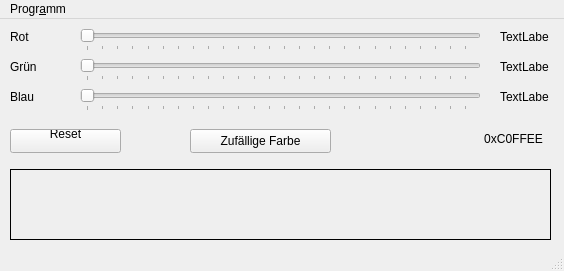
Before: the Qt Designer form mainwindow.ui in striezel/qt-exercises, drawn with Qt 5.
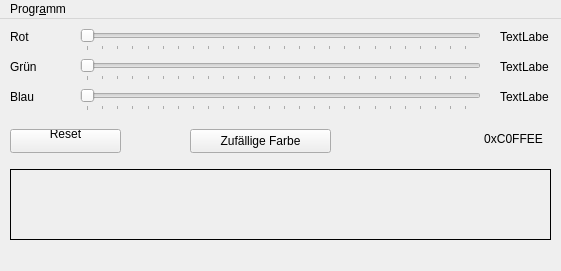
After: the same form once the commit is applied. Icons and pictures are not drawn.

Commit message: remove status bar and adjust window size

What changed in the file:
```diff
--- a/mainwindow.ui
+++ b/mainwindow.ui
@@ -6,7 +6,7 @@
    <rect>
     <x>0</x>
     <y>0</y>
-    <width>564</width>
+    <width>561</width>
     <height>271</height>
    </rect>
   </property>
@@ -235,7 +235,7 @@
     <rect>
      <x>0</x>
      <y>0</y>
-     <width>564</width>
+     <width>561</width>
      <height>22</height>
     </rect>
    </property>
@@ -249,7 +249,6 @@
    </widget>
    <addaction name="menuProgramm"/>
   </widget>
-  <widget class="QStatusBar" name="statusbar"/>
   <action name="actionReset">
    <property name="icon">
     <iconset theme="edit-undo"/>
```
